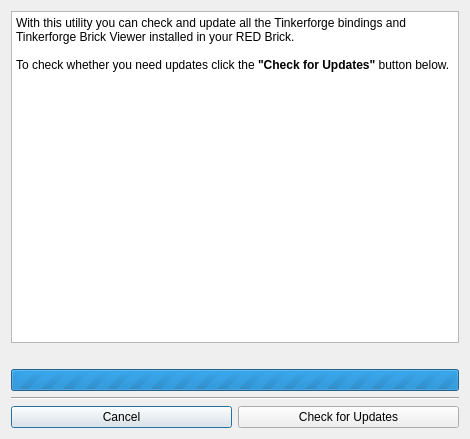
Before: the Qt Designer form src/brickv/plugin_system/plugins/red/ui/red_update_tinkerforge_software.ui in Tinkerforge/brickv, drawn with Qt 5.
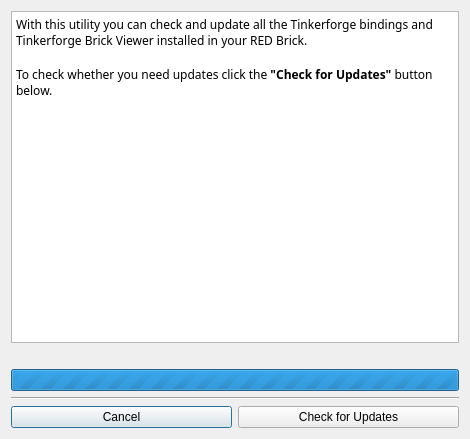
After: the same form once the commit is applied.

Commit message: brick-red: Change update info text edit font to monospace

```diff
--- a/src/brickv/plugin_system/plugins/red/ui/red_update_tinkerforge_software.ui
+++ b/src/brickv/plugin_system/plugins/red/ui/red_update_tinkerforge_software.ui
@@ -53,7 +53,9 @@
        </property>
        <property name="font">
         <font>
-         <pointsize>9</pointsize>
+         <family>Courier 10 Pitch</family>
+         <weight>50</weight>
+         <bold>false</bold>
         </font>
        </property>
        <property name="readOnly">
@@ -63,10 +65,10 @@
         <string>&lt;!DOCTYPE HTML PUBLIC &quot;-//W3C//DTD HTML 4.0//EN&quot; &quot;http://www.w3.org/TR/REC-html40/strict.dtd&quot;&gt;
 &lt;html&gt;&lt;head&gt;&lt;meta name=&quot;qrichtext&quot; content=&quot;1&quot; /&gt;&lt;style type=&quot;text/css&quot;&gt;
 p, li { white-space: pre-wrap; }
-&lt;/style&gt;&lt;/head&gt;&lt;body style=&quot; font-family:'Roboto'; font-size:9pt; font-weight:400; font-style:normal;&quot;&gt;
-&lt;p style=&quot; margin-top:0px; margin-bottom:0px; margin-left:0px; margin-right:0px; -qt-block-indent:0; text-indent:0px;&quot;&gt;With this utility you can check and update all the Tinkerforge bindings and Tinkerforge Brick Viewer installed in your RED Brick.&lt;/p&gt;
-&lt;p style=&quot;-qt-paragraph-type:empty; margin-top:0px; margin-bottom:0px; margin-left:0px; margin-right:0px; -qt-block-indent:0; text-indent:0px;&quot;&gt;&lt;br /&gt;&lt;/p&gt;
-&lt;p style=&quot; margin-top:0px; margin-bottom:0px; margin-left:0px; margin-right:0px; -qt-block-indent:0; text-indent:0px;&quot;&gt;To check whether you need updates click the &lt;span style=&quot; font-weight:600;&quot;&gt;&amp;quot;Check for Updates&amp;quot;&lt;/span&gt; button below.&lt;/p&gt;&lt;/body&gt;&lt;/html&gt;</string>
+&lt;/style&gt;&lt;/head&gt;&lt;body style=&quot; font-family:'Courier 10 Pitch'; font-size:9pt; font-weight:400; font-style:normal;&quot;&gt;
+&lt;p style=&quot; margin-top:0px; margin-bottom:0px; margin-left:0px; margin-right:0px; -qt-block-indent:0; text-indent:0px;&quot;&gt;&lt;span style=&quot; font-family:'Roboto';&quot;&gt;With this utility you can check and update all the Tinkerforge bindings and Tinkerforge Brick Viewer installed in your RED Brick.&lt;/span&gt;&lt;/p&gt;
+&lt;p style=&quot;-qt-paragraph-type:empty; margin-top:0px; margin-bottom:0px; margin-left:0px; margin-right:0px; -qt-block-indent:0; text-indent:0px; font-family:'Roboto';&quot;&gt;&lt;br /&gt;&lt;/p&gt;
+&lt;p style=&quot; margin-top:0px; margin-bottom:0px; margin-left:0px; margin-right:0px; -qt-block-indent:0; text-indent:0px;&quot;&gt;&lt;span style=&quot; font-family:'Roboto';&quot;&gt;To check whether you need updates click the &lt;/span&gt;&lt;span style=&quot; font-family:'Roboto'; font-weight:600;&quot;&gt;&amp;quot;Check for Updates&amp;quot;&lt;/span&gt;&lt;span style=&quot; font-family:'Roboto';&quot;&gt; button below.&lt;/span&gt;&lt;/p&gt;&lt;/body&gt;&lt;/html&gt;</string>
        </property>
       </widget>
      </item>
```
